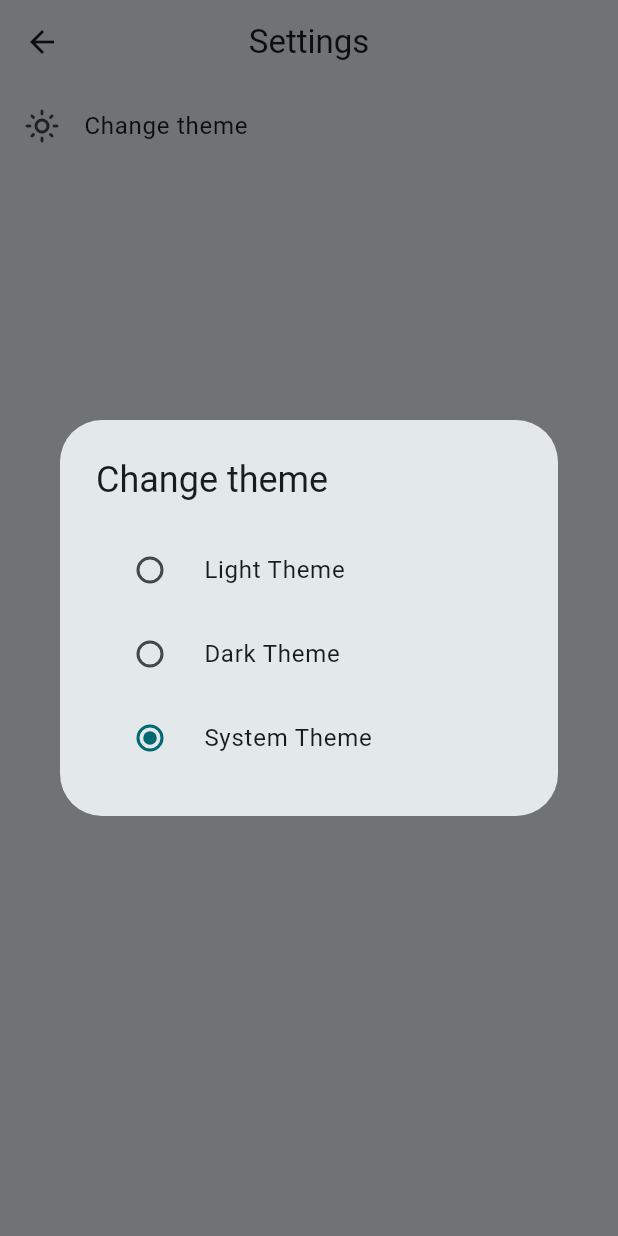
After one commit to DarCkly666/public_iptv, a Flutter app: the PageSettings screen opened directly, after a tap on "Change theme", on a phone screen of 412 x 824 dp. The commit adds this screen. Run offline on Flutter 3.47's test engine with Material 3 defaults, Android fonts, the phone set to English and light mode, and no system bars; our stand-ins replace better_player, chewie, loading_animation_widget, shared_preferences, video_player; missing offline and left inert: keep_screen_on; accounts and stored records are empty.

Commit message:
Settings theme

```diff
--- /dev/null
+++ b/lib/src/pages/page_settings.dart
@@ -0,0 +1,77 @@
+import 'package:flutter/material.dart';
+import 'package:provider/provider.dart';
+import 'package:public_iptv/src/provider/theme_notifier.dart';
+
+class PageSettings extends StatefulWidget {
+  const PageSettings({super.key});
+
+  @override
+  State<PageSettings> createState() => _PageSettingsState();
+}
+
+class _PageSettingsState extends State<PageSettings> {
+  @override
+  Widget build(BuildContext context) {
+    final themeNotifier = Provider.of<ThemeNotifier>(context);
+    return Scaffold(
+        appBar: AppBar(
+          title: const Text('Settings'),
+          centerTitle: true,
+          surfaceTintColor: Colors.transparent,
+          scrolledUnderElevation: 0.0,
+          forceMaterialTransparency: true,
+        ),
+        body: ListView(
+          children: [
+            ListTile(
+                title: const Text('Change theme'),
+                leading: const Icon(Icons.light_mode_outlined),
+                onTap: () => showDialog(
+                    context: context,
+                    builder: (BuildContext context) {
+                      return AlertDialog(
+                        title: const Text('Change theme'),
+                        content: SizedBox(
+                          width: double.maxFinite,
+                          child: Column(
+                            mainAxisSize: MainAxisSize.min,
+                            children: [
+                              RadioListTile<ThemeMode>(
+                                title: const Text('Light Theme'),
+                                value: ThemeMode.light,
+                                groupValue: themeNotifier.themeMode,
+                                onChanged: (ThemeMode? value) {
+                                  if (value != null) {
+                                    themeNotifier.setTheme(value);
+                                  }
+                                },
+                              ),
+                              RadioListTile<ThemeMode>(
+                                title: const Text('Dark Theme'),
+                                value: ThemeMode.dark,
+                                groupValue: themeNotifier.themeMode,
+                                onChanged: (ThemeMode? value) {
+                                  if (value != null) {
+                                    themeNotifier.setTheme(value);
+                                  }
+                                },
+                              ),
+                              RadioListTile<ThemeMode>(
+                                title: const Text('System Theme'),
+                                value: ThemeMode.system,
+                                groupValue: themeNotifier.themeMode,
+                                onChanged: (ThemeMode? value) {
+                                  if (value != null) {
+                                    themeNotifier.setTheme(value);
+                                  }
+                                },
+                              ),
+                            ],
+                          ),
+                        ),
+                      );
+                    }))
+          ],
+        ));
+  }
+}
--- a/lib/src/utils/constants.dart
+++ b/lib/src/utils/constants.dart
@@ -1,4 +1,5 @@
 class Constants {
   static const String appName = 'Public IPTV';
   static const String keyStreamChannels = '${appName}_stream_channels';
+  static const String keySettingsApp = '${appName}_settings_app';
 }
--- a/pubspec.yaml
+++ b/pubspec.yaml
@@ -45,6 +45,7 @@ dependencies:
   flutter_launcher_icons: 0.13.1
 
   loading_animation_widget: 1.2.1
+  provider: 6.1.2
 
 dev_dependencies:
   flutter_test:
```
Also changed, not shown: lib/main.dart (+7 -2 lines), lib/src/pages/root.dart (+26 -0 lines), lib/src/provider/theme_notifier.dart (added, +37 -0 lines), pubspec.lock.
